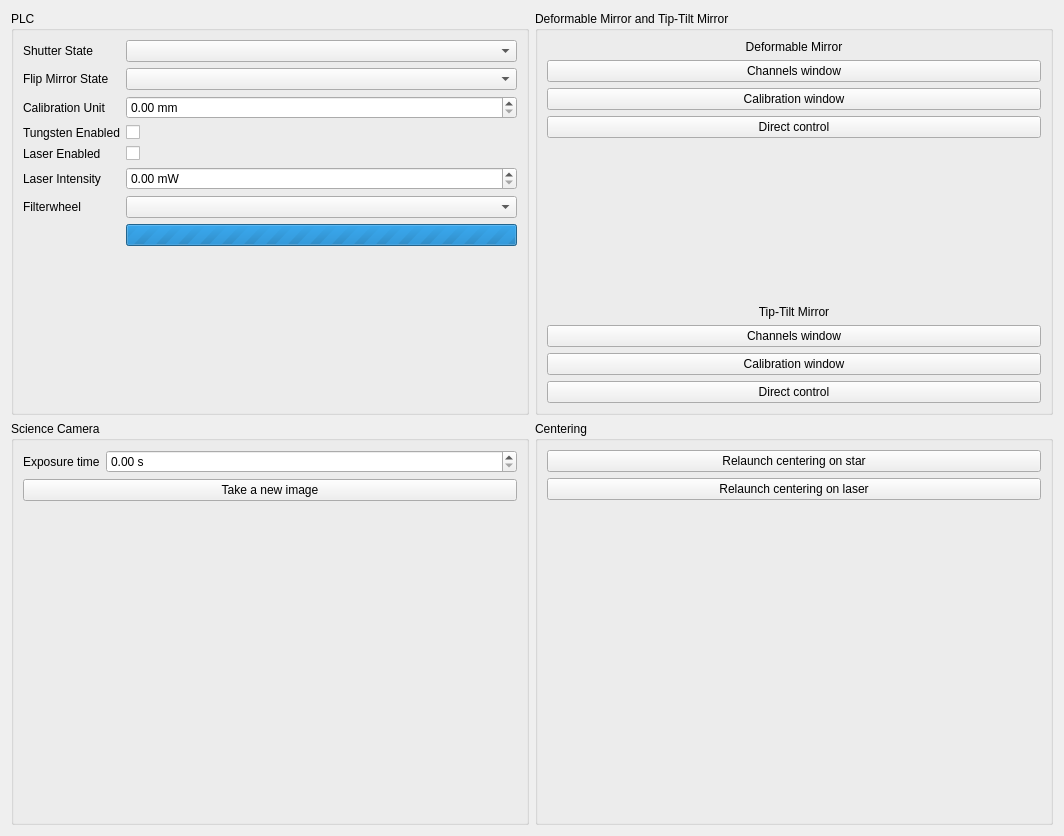
Before: the Qt Designer form guis/ui/engineering.ui in janis-hag/kalao-ics, drawn with Qt 5.
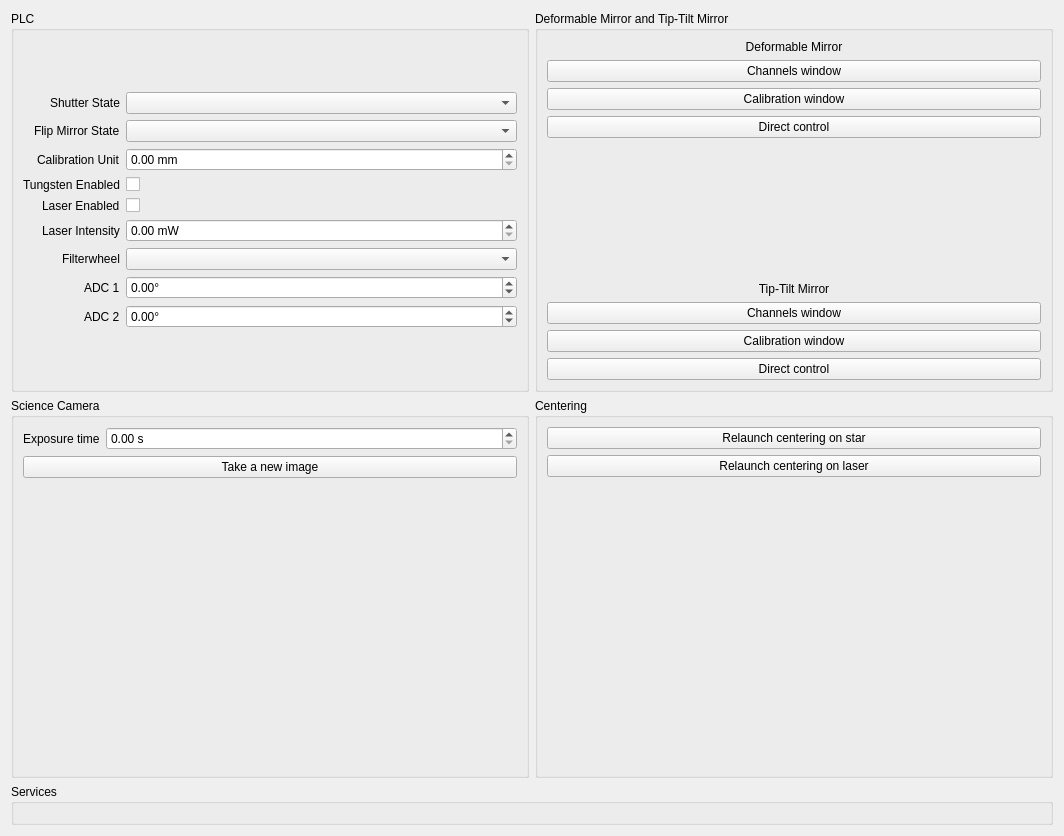
After: the same form once the commit is applied.

```diff
--- a/guis/ui/engineering.ui
+++ b/guis/ui/engineering.ui
@@ -13,7 +13,7 @@
   <property name="windowTitle">
    <string>Form</string>
   </property>
-  <layout class="QGridLayout" name="gridLayout" rowstretch="1,1" columnstretch="1,1">
+  <layout class="QGridLayout" name="gridLayout" rowstretch="0,0,0" columnstretch="1,1">
    <item row="0" column="0">
     <widget class="QGroupBox" name="plc_groupbox">
      <property name="title">
@@ -23,6 +23,12 @@
       <bool>false</bool>
      </property>
      <layout class="QFormLayout" name="formLayout">
+      <property name="labelAlignment">
+       <set>Qt::AlignRight|Qt::AlignTrailing|Qt::AlignVCenter</set>
+      </property>
+      <property name="formAlignment">
+       <set>Qt::AlignLeading|Qt::AlignLeft|Qt::AlignVCenter</set>
+      </property>
       <item row="0" column="0">
        <widget class="QLabel" name="shutter_label">
         <property name="text">
@@ -121,13 +127,55 @@
       <item row="6" column="1">
        <widget class="QComboBox" name="filterwheel_combobox"/>
       </item>
+      <item row="7" column="0">
+       <widget class="QLabel" name="adc1_label">
+        <property name="text">
+         <string>ADC 1</string>
+        </property>
+       </widget>
+      </item>
       <item row="7" column="1">
-       <widget class="QProgressBar" name="progressBar">
+       <widget class="QDoubleSpinBox" name="adc1_spinbox">
+        <property name="keyboardTracking">
+         <bool>false</bool>
+        </property>
+        <property name="suffix">
+         <string>°</string>
+        </property>
+        <property name="minimum">
+         <double>-360.000000000000000</double>
+        </property>
         <property name="maximum">
-         <number>0</number>
+         <double>360.000000000000000</double>
         </property>
-        <property name="value">
-         <number>-1</number>
+        <property name="singleStep">
+         <double>0.100000000000000</double>
+        </property>
+       </widget>
+      </item>
+      <item row="8" column="0">
+       <widget class="QLabel" name="adc2_label">
+        <property name="text">
+         <string>ADC 2</string>
+        </property>
+       </widget>
+      </item>
+      <item row="8" column="1">
+       <widget class="QDoubleSpinBox" name="adc2_spinbox">
+        <property name="keyboardTracking">
+         <bool>false</bool>
+        </property>
+        <property name="suffix">
+         <string>°</string>
+        </property>
+        <property name="minimum">
+         <double>-360.000000000000000</double>
+        </property>
+        <property name="maximum">
+         <double>360.000000000000000</double>
+        </property>
+        <property name="singleStep">
+         <double>0.100000000000000</double>
         </property>
        </widget>
       </item>
@@ -218,12 +266,51 @@
      </layout>
     </widget>
    </item>
+   <item row="1" column="1">
+    <widget class="QGroupBox" name="centering_groupbox">
+     <property name="title">
+      <string>Centering</string>
+     </property>
+     <layout class="QVBoxLayout" name="verticalLayout_6">
+      <item>
+       <widget class="QPushButton" name="pushButton_4">
+        <property name="text">
+         <string>Relaunch centering on star</string>
+        </property>
+       </widget>
+      </item>
+      <item>
+       <widget class="QPushButton" name="pushButton_5">
+        <property name="text">
+         <string>Relaunch centering on laser</string>
+        </property>
+       </widget>
+      </item>
+      <item>
+       <spacer name="verticalSpacer_4">
+        <property name="orientation">
+         <enum>Qt::Vertical</enum>
+        </property>
+        <property name="sizeHint" stdset="0">
+         <size>
+          <width>20</width>
+          <height>40</height>
+         </size>
+        </property>
+       </spacer>
+      </item>
+     </layout>
+    </widget>
+   </item>
    <item row="1" column="0">
     <widget class="QGroupBox" name="groupBox_4">
      <property name="title">
       <string>Science Camera</string>
      </property>
      <layout class="QFormLayout" name="formLayout_2">
+      <property name="labelAlignment">
+       <set>Qt::AlignRight|Qt::AlignTrailing|Qt::AlignVCenter</set>
+      </property>
       <item row="0" column="0">
        <widget class="QLabel" name="label_8">
         <property name="text">
@@ -248,40 +335,12 @@
      </layout>
     </widget>
    </item>
-   <item row="1" column="1">
-    <widget class="QGroupBox" name="groupBox_5">
+   <item row="2" column="0" colspan="2">
+    <widget class="QGroupBox" name="services_groupbox">
      <property name="title">
-      <string>Centering</string>
+      <string>Services</string>
      </property>
-     <layout class="QVBoxLayout" name="verticalLayout_6">
-      <item>
-       <widget class="QPushButton" name="pushButton_4">
-        <property name="text">
-         <string>Relaunch centering on star</string>
-        </property>
-       </widget>
-      </item>
-      <item>
-       <widget class="QPushButton" name="pushButton_5">
-        <property name="text">
-         <string>Relaunch centering on laser</string>
-        </property>
-       </widget>
-      </item>
-      <item>
-       <spacer name="verticalSpacer_4">
-        <property name="orientation">
-         <enum>Qt::Vertical</enum>
-        </property>
-        <property name="sizeHint" stdset="0">
-         <size>
-          <width>20</width>
-          <height>40</height>
-         </size>
-        </property>
-       </spacer>
-      </item>
-     </layout>
+     <layout class="QGridLayout" name="gridLayout_2"/>
     </widget>
    </item>
   </layout>
```
Left out of the diff: 34 changed lines with no effect on the pictures.
